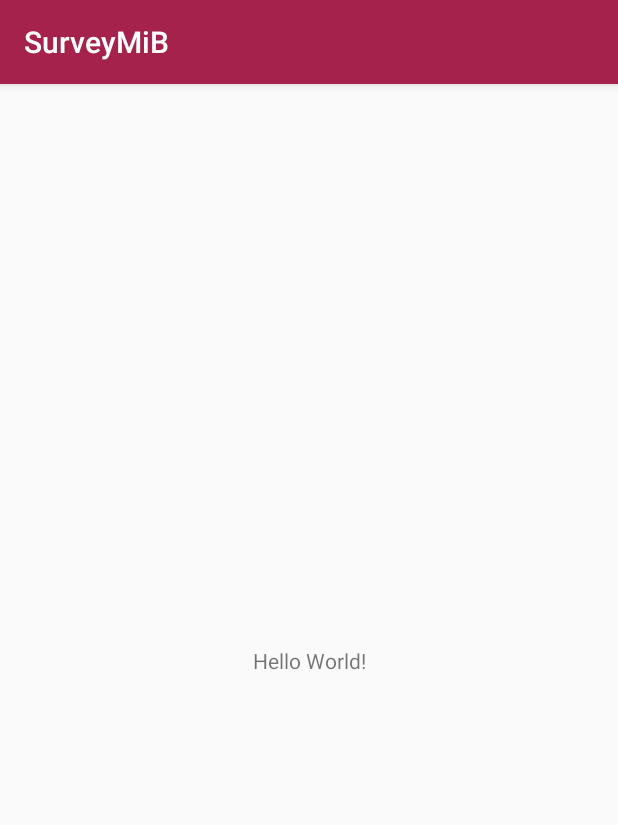
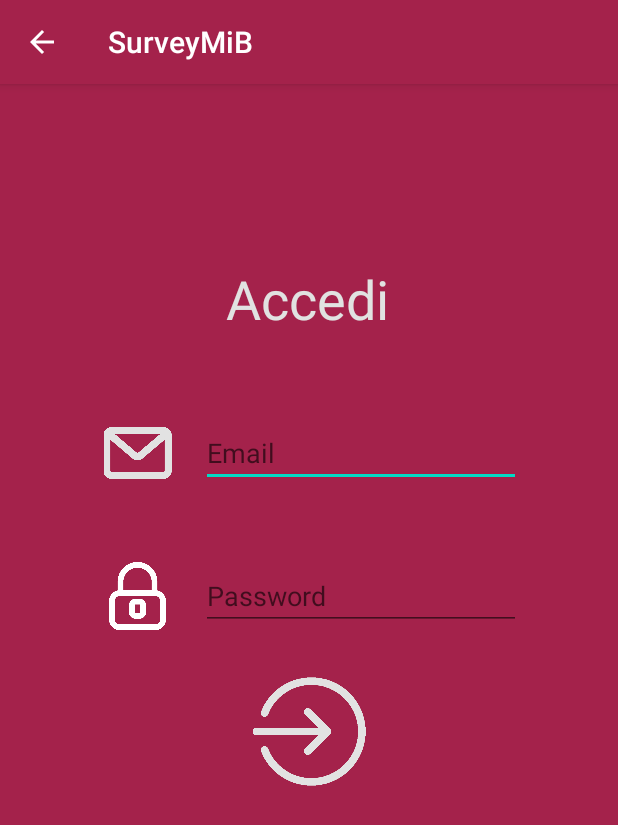
Before and after one commit to Zetlark28/BICAP-Project, an Android app: the screen it shows after launch (MainActivity before the commit, LoginProfessore after it), on a phone screen of 412 x 824 dp. Shown: the top 825 px of the screen. Run offline under Robolectric (Android 15) with nearby library versions, the phone set to English and light mode, and no system bars.

Commit message:
Aggiunta schermata Login Professore

```diff
--- a/app/src/main/AndroidManifest.xml
+++ b/app/src/main/AndroidManifest.xml
@@ -20,6 +20,7 @@
             </intent-filter>
         </activity>
         <activity android:name=".MainActivity" />
+        <activity android:name=".LoginProfessore"/>
     </application>
 
 </manifest>
--- a/app/src/main/java/it/unimib/bicap/LaunchScreen.java
+++ b/app/src/main/java/it/unimib/bicap/LaunchScreen.java
@@ -42,7 +42,7 @@ public class LaunchScreen extends AppCompatActivity {
         handler.postDelayed(new Runnable() {
             @Override
             public void run() {
-                Intent intent=new Intent(LaunchScreen.this, MainActivity.class);
+                Intent intent=new Intent(LaunchScreen.this, LoginProfessore.class);
                 startActivity(intent);
                 finish();
             }
--- /dev/null
+++ b/app/src/main/java/it/unimib/bicap/LoginProfessore.java
@@ -0,0 +1,31 @@
+package it.unimib.bicap;
+
+import android.annotation.SuppressLint;
+import android.content.pm.ActivityInfo;
+import android.os.Build;
+import android.os.Bundle;
+
+import androidx.annotation.Nullable;
+import androidx.annotation.RequiresApi;
+import androidx.appcompat.app.AppCompatActivity;
+import androidx.appcompat.widget.Toolbar;
+
+import java.util.Objects;
+
+public class LoginProfessore extends AppCompatActivity {
+
+    @RequiresApi(api = Build.VERSION_CODES.KITKAT)
+    @SuppressLint("SourceLockedOrientationActivity")
+    @Override
+    protected void onCreate(@Nullable Bundle savedInstanceState) {
+        super.onCreate(savedInstanceState);
+        setContentView(R.layout.activity_login_professore);
+        setRequestedOrientation(ActivityInfo.SCREEN_ORIENTATION_PORTRAIT);
+
+        Toolbar toolbar = findViewById(R.id.toolbar_main);
+        setSupportActionBar(toolbar);
+
+        Objects.requireNonNull(getSupportActionBar()).setDisplayHomeAsUpEnabled(true);
+        Objects.requireNonNull(getSupportActionBar()).setDisplayShowHomeEnabled(true);
+    }
+}
--- /dev/null
+++ b/app/src/main/res/layout/activity_login_professore.xml
@@ -0,0 +1,128 @@
+<?xml version="1.0" encoding="utf-8"?>
+<androidx.constraintlayout.widget.ConstraintLayout xmlns:android="http://schemas.android.com/apk/res/android"
+    xmlns:app="http://schemas.android.com/apk/res-auto"
+    android:layout_width="match_parent"
+    android:layout_height="match_parent"
+    android:background="@color/colorPrimary">
+
+    <include
+        layout="@layout/toolbar_main"
+        android:id="@+id/toolbar_main"
+        android:layout_width="match_parent"
+        android:layout_height="wrap_content"/>
+
+    <androidx.constraintlayout.widget.Guideline
+        android:id="@+id/guideline7"
+        android:layout_width="wrap_content"
+        android:layout_height="wrap_content"
+        android:orientation="vertical"
+        app:layout_constraintGuide_percent="0.05" />
+
+    <androidx.constraintlayout.widget.Guideline
+        android:id="@+id/guideline8"
+        android:layout_width="wrap_content"
+        android:layout_height="wrap_content"
+        android:orientation="vertical"
+        app:layout_constraintGuide_percent="0.95" />
+
+    <androidx.constraintlayout.widget.Guideline
+        android:id="@+id/guideline11"
+        android:layout_width="wrap_content"
+        android:layout_height="wrap_content"
+        android:orientation="horizontal"
+        app:layout_constraintGuide_percent="0.10" />
+
+    <androidx.constraintlayout.widget.Guideline
+        android:id="@+id/guideline12"
+        android:layout_width="wrap_content"
+        android:layout_height="wrap_content"
+        android:orientation="horizontal"
+        app:layout_constraintGuide_percent="0.90" />
+
+    <TextView
+        android:id="@+id/tvAccedi"
+        android:layout_width="wrap_content"
+        android:layout_height="wrap_content"
+        android:layout_marginTop="92dp"
+        android:text="@string/accedi"
+        android:textColor="@color/sfondo"
+        android:textSize="36sp"
+        app:layout_constraintEnd_toStartOf="@+id/guideline8"
+        app:layout_constraintHorizontal_bias="0.496"
+        app:layout_constraintStart_toStartOf="@+id/guideline7"
+        app:layout_constraintTop_toTopOf="@+id/guideline11" />
+
+    <LinearLayout
+        android:id="@+id/linearLayout"
+        android:layout_width="wrap_content"
+        android:layout_height="wrap_content"
+        android:layout_marginTop="56dp"
+        android:orientation="horizontal"
+        app:layout_constraintEnd_toStartOf="@+id/guideline8"
+        app:layout_constraintHorizontal_bias="0.5"
+        app:layout_constraintStart_toStartOf="@+id/guideline7"
+        app:layout_constraintTop_toBottomOf="@+id/tvAccedi">
+
+        <ImageView
+            android:id="@+id/imageView4"
+            android:layout_width="54dp"
+            android:layout_height="match_parent"
+            android:contentDescription="@string/email"
+            app:srcCompat="@drawable/email" />
+
+        <EditText
+            android:id="@+id/etEmail"
+            android:layout_width="wrap_content"
+            android:layout_height="wrap_content"
+            android:layout_marginStart="15dp"
+            android:ems="10"
+            android:hint="@string/email"
+            android:importantForAutofill="no"
+            android:inputType="textEmailAddress"
+            android:layout_marginLeft="15dp" />
+
+    </LinearLayout>
+
+    <LinearLayout
+        android:id="@+id/linearLayout2"
+        android:layout_width="wrap_content"
+        android:layout_height="wrap_content"
+        android:layout_marginTop="50dp"
+        android:orientation="horizontal"
+        app:layout_constraintEnd_toStartOf="@+id/guideline8"
+        app:layout_constraintHorizontal_bias="0.5"
+        app:layout_constraintStart_toStartOf="@+id/guideline7"
+        app:layout_constraintTop_toBottomOf="@+id/linearLayout">
+
+        <ImageView
+            android:id="@+id/imageView7"
+            android:layout_width="54dp"
+            android:layout_height="match_parent"
+            android:contentDescription="@string/password"
+            app:srcCompat="@drawable/padlock" />
+
+        <EditText
+            android:id="@+id/editText"
+            android:layout_width="wrap_content"
+            android:layout_height="wrap_content"
+            android:layout_marginStart="15dp"
+            android:ems="10"
+            android:hint="@string/password"
+            android:importantForAutofill="no"
+            android:inputType="textPassword"
+            android:layout_marginLeft="15dp" />
+    </LinearLayout>
+
+    <ImageView
+        android:id="@+id/imageView"
+        android:layout_width="77dp"
+        android:layout_height="75dp"
+        android:layout_marginTop="30dp"
+        app:layout_constraintEnd_toStartOf="@+id/guideline8"
+        app:layout_constraintHorizontal_bias="0.5"
+        app:layout_constraintStart_toStartOf="@+id/guideline7"
+        app:layout_constraintTop_toBottomOf="@+id/linearLayout2"
+        app:srcCompat="@drawable/accedi"
+        android:contentDescription="@string/accedi" />
+
+</androidx.constraintlayout.widget.ConstraintLayout>
--- /dev/null
+++ b/app/src/main/res/layout/toolbar_main.xml
@@ -0,0 +1,8 @@
+<?xml version="1.0" encoding="utf-8"?>
+<androidx.appcompat.widget.Toolbar xmlns:android="http://schemas.android.com/apk/res/android"
+    android:layout_width="match_parent"
+    android:layout_height="wrap_content"
+    android:background="@color/colorPrimary"
+    android:theme="@style/ThemeOverlay.AppCompat.Dark.ActionBar"
+    android:elevation="4dp">
+</androidx.appcompat.widget.Toolbar>
--- a/app/src/main/res/values/strings.xml
+++ b/app/src/main/res/values/strings.xml
@@ -1,3 +1,6 @@
 <resources>
     <string name="app_name">SurveyMiB</string>
+    <string name="email">Email</string>
+    <string name="accedi">Accedi</string>
+    <string name="password">Password</string>
 </resources>
--- a/app/src/main/res/values/styles.xml
+++ b/app/src/main/res/values/styles.xml
@@ -1,7 +1,7 @@
 <resources>
 
     <!-- Base application theme. -->
-    <style name="AppTheme" parent="Theme.AppCompat.Light.DarkActionBar">
+    <style name="AppTheme" parent="Theme.AppCompat.Light.NoActionBar">
         <!-- Customize your theme here. -->
         <item name="colorPrimary">@color/colorPrimary</item>
         <item name="colorPrimaryDark">@color/colorPrimaryDark</item>
@@ -15,4 +15,9 @@
         <item name="android:windowContentOverlay">@null</item>
     </style>
 
+    <style name="AppTheme.NoActionBar">
+        <item name="windowActionBar">false</item>
+        <item name="windowNoTitle">true</item>
+    </style>
+
 </resources>
```
Also changed, not shown: app/src/main/res/drawable-v24/accedi.png (added), app/src/main/res/drawable-v24/email.png (added), app/src/main/res/drawable-v24/padlock.png (added).
